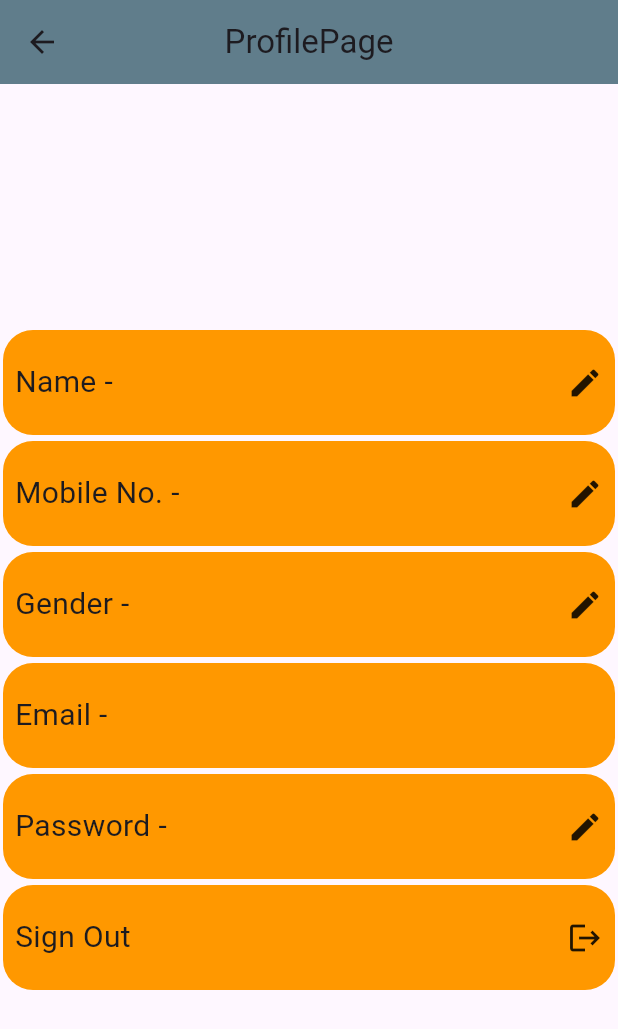
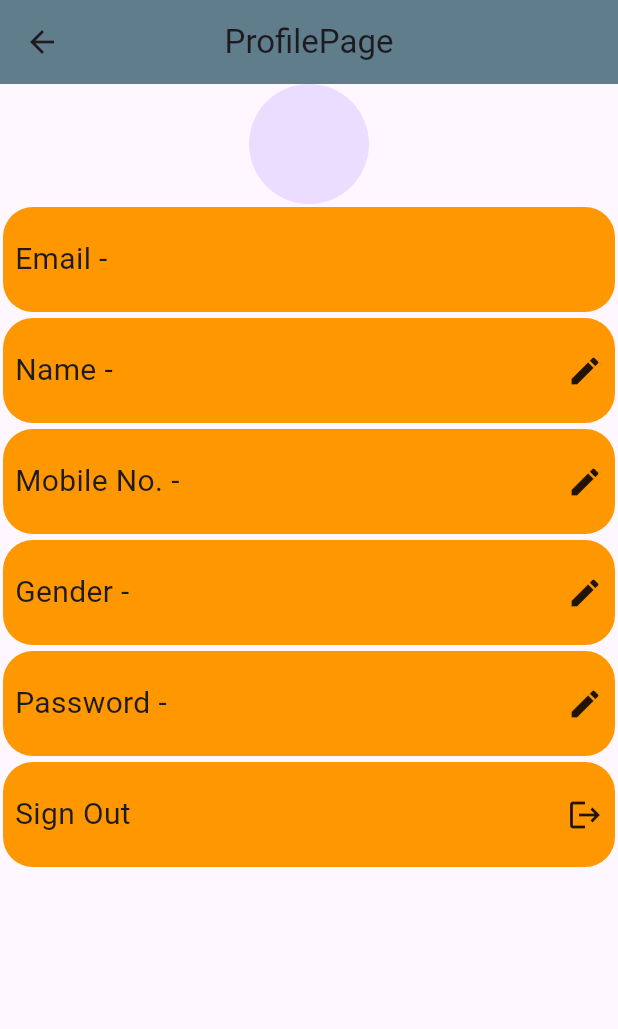
Before and after one commit to DineshSindhi/todo-app, a Flutter app: the ProfilePage screen opened directly, on a phone screen of 412 x 824 dp. Shown: the top 1029 px of the screen. Run offline on Flutter 3.47's test engine with Material 3 defaults, Android fonts, the phone set to English and light mode, and no system bars; our stand-ins replace cloud_firestore, firebase_auth, firebase_core, shared_preferences; accounts and stored records are empty; network calls fail.

Commit message:
todo app firebase

```diff
--- a/lib/data/model/user_model.dart
+++ b/lib/data/model/user_model.dart
@@ -1,18 +1,20 @@
 class UserModel{
+ String? uid;
  String? email;
  String? pass;
  String? mob;
  String? gender;
  String? name;
 
- UserModel({required this.email, required this.pass, required this.mob,required  this.gender, required this.name});
+ UserModel({required this.email, required this.pass, required this.mob,required  this.gender, required this.name,required this.uid});
   factory UserModel.fromDoc(Map<String,dynamic>doc){
     return UserModel(
         email: doc['email'],
         pass: doc['pass'],
         mob: doc['mob'],
         gender: doc['gender'],
-        name: doc['name']
+        name: doc['name'],
+      uid: doc['uid'],
     );
   }
 
@@ -23,6 +25,7 @@ class UserModel{
       'mob':mob,
       'gender':gender,
       'name':name,
+      'uid':uid,
     };
   }
 }
--- a/lib/main.dart
+++ b/lib/main.dart
@@ -1,5 +1,6 @@
 import 'package:firebase_core/firebase_core.dart';
 import 'package:flutter/material.dart';
+import 'package:todo_app/presentation/screens/home/profile_page.dart';
 import 'package:todo_app/presentation/screens/splash_screen/splash_page.dart';
 
 import 'firebase_options.dart';
--- a/lib/presentation/screens/home/profile_page.dart
+++ b/lib/presentation/screens/home/profile_page.dart
@@ -1,5 +1,6 @@
 import 'package:cloud_firestore/cloud_firestore.dart';
 import 'package:firebase_auth/firebase_auth.dart';
+import 'package:firebase_core/firebase_core.dart';
 import 'package:flutter/cupertino.dart';
 import 'package:flutter/material.dart';
 import 'package:flutter/widgets.dart';
@@ -10,34 +11,54 @@ import 'package:todo_app/presentation/screens/on_board/login_page.dart';
 
 class ProfilePage extends StatelessWidget {
   FirebaseFirestore fireStore =FirebaseFirestore.instance;
-  var controller=TextEditingController();
+  FirebaseAuth fireBaseAuth= FirebaseAuth.instance;
+  var controller =TextEditingController();
   @override
   Widget build(BuildContext context) {
-    fireStore.collection('users');
     return Scaffold(
       appBar: myAppBar('ProfilePage'),
-      body: Column(mainAxisAlignment: MainAxisAlignment.center,
-        crossAxisAlignment: CrossAxisAlignment.center,
+      body:StreamBuilder(
+        stream: fireStore.collection('users').where('uid',isEqualTo:fireBaseAuth.currentUser!.uid).snapshots(),
+        builder: (_, snapshot){
+          if(snapshot.connectionState==ConnectionState.waiting){
+            return Center(child: CircularProgressIndicator(),);
+          }else if(snapshot.hasError){
+            return Center(child:Text('${snapshot.error}'),);
+          }else if(snapshot.hasData){
+            return ListView.builder(
+              itemCount: snapshot.data!.size,
+              itemBuilder: (context, index) {
+                var mData=snapshot.data!.docs[index].data();
+                var eachData=UserModel.fromDoc(mData);
+                return Column(mainAxisAlignment: MainAxisAlignment.center,
                   children: [
-          myContainer('Name - ', (){
+                    SizedBox(
+                      height: 80,
+                      width: 80,
+                      child: CircleAvatar(
+                       // backgroundColor: Colors.black,
+                      ),
+                    ),
+                    myEmail('Email - ${eachData.email} '),
+                    myContainer('Name - ${eachData.name}', (){
                       showModalBottomSheet(context: context, builder: (c) {
-              return mySheet('Name', 'Name','Update Name',context);
+                        return mySheet('Name', 'Name','Update Name',context,'name');
                       },);
                     }, Icon(Icons.edit)),
-          myContainer('Mobile No. - ', (){
+                    myContainer('Mobile No. - ${eachData.mob}', (){
                       showModalBottomSheet(context: context, builder: (c) {
-              return mySheet('Mobile No.', 'Mobile No.', 'Update Mobile No.',context);
+                        return mySheet('Mobile No.', 'Mobile No.', 'Update Mobile No.',context,'mob');
                       },);
                     }, Icon(Icons.edit)),
-          myContainer('Gender - ', (){
+                    myContainer('Gender - ${eachData.gender}', (){
                       showModalBottomSheet(context: context, builder: (c) {
-              return mySheet('Gender', 'Gender', 'Update Gender',context);
+                        return mySheet('Gender', 'Gender', 'Update Gender',context,'gender');
                       },);
                     }, Icon(Icons.edit)),
-          myEmail('Email - '),
-          myContainer('Password - ', (){
+
+                    myContainer('Password - ${eachData.pass}', (){
                       showModalBottomSheet(context: context, builder: (c) {
-              return mySheet('Password', 'Password', ' Update Password',context);
+                        return mySheet('Password', 'Password', ' Update Password',context,'pass');
                       },);
                     }, Icon(Icons.edit)),
                     myContainer('Sign Out', (){
@@ -50,6 +71,12 @@ class ProfilePage extends StatelessWidget {
                     }, Icon(Icons.logout)),
                   ],
                 )
+                ;},);
+          }
+          return Container();
+        },
+      ),
+
     );
   }
 
@@ -75,9 +102,9 @@ class ProfilePage extends StatelessWidget {
       ),
     );
   }
-  Widget mySheet(String titleText, String lable,String buttonText, BuildContext context ) {
+  Widget mySheet(String titleText, String lable,String buttonText, BuildContext context,String valueText ) {
     return Container(
-        height: 300,
+        height: 250,
         decoration: BoxDecoration(
             color: Colors.blueGrey.shade300,
             borderRadius: BorderRadius.vertical(top: Radius.circular(20))
@@ -88,6 +115,7 @@ class ProfilePage extends StatelessWidget {
               Text(titleText,style: TextStyle(fontSize: 30,color: Colors.white),),
               SizedBox(height: 10,),
               TextField(controller: controller,
+                style: TextStyle(color: Colors.white),
                 decoration: InputDecoration(
                     label: Text(lable),
                     labelStyle: TextStyle(color: Colors.white),
@@ -99,6 +127,9 @@ class ProfilePage extends StatelessWidget {
               Row(mainAxisAlignment: MainAxisAlignment.spaceEvenly,
                 children: [
                   ElevatedButton(onPressed: (){
+                    fireStore.collection('users').add({
+                      '$valueText':controller.text.toString(),
+                    });
                     Navigator.pop(context);
                   }, child: Text(buttonText,style: TextStyle(color: Colors.white,fontSize: 20),),style: ElevatedButton.styleFrom(
                   backgroundColor: Colors.blueGrey,)),
@@ -129,28 +160,46 @@ myEmail(String text){
     ),
   );
 }
-//  Expanded(
-//             child: StreamBuilder(
-//               stream: fireStore.collection('users').snapshots(),
-//               builder: (_, snapshot){
-//                 if(snapshot.connectionState==ConnectionState.waiting){
-//                   return Center(child: CircularProgressIndicator(),);
-//                 }else if(snapshot.hasError){
-//                   return Center(child:Text('${snapshot.error}'),);
-//                 }else if(snapshot.hasData){
-//                   return ListView.builder(
-//                     itemCount: snapshot.data!.size,
-//                     itemBuilder: (context, index) {
-//                       var mData=snapshot.data!.docs[index].data();
-//                       var eachData=UserModel.fromDoc(mData);
-//                       return Column(
-//                         children: [
-//                           //Text('${eachData}'),
-//                         ],
-//                       )
-//                       ;},);
-//                 }
-//                 return Container();
-//               },
-//             ),
+
+
+
+
+
+// Column(mainAxisAlignment: MainAxisAlignment.center,
+//         crossAxisAlignment: CrossAxisAlignment.center,
+//         children: [
+//           CircleAvatar(
+//             backgroundColor: Colors.black,
 //           ),
+//           myEmail('Email - '),
+//           myContainer('Name - ', (){
+//             showModalBottomSheet(context: context, builder: (c) {
+//               return mySheet('Name', 'Name','Update Name',context);
+//             },);
+//           }, Icon(Icons.edit)),
+//           myContainer('Mobile No. - ', (){
+//             showModalBottomSheet(context: context, builder: (c) {
+//               return mySheet('Mobile No.', 'Mobile No.', 'Update Mobile No.',context);
+//             },);
+//           }, Icon(Icons.edit)),
+//           myContainer('Gender - ', (){
+//             showModalBottomSheet(context: context, builder: (c) {
+//               return mySheet('Gender', 'Gender', 'Update Gender',context);
+//             },);
+//           }, Icon(Icons.edit)),
+//
+//           myContainer('Password - ', (){
+//             showModalBottomSheet(context: context, builder: (c) {
+//               return mySheet('Password', 'Password', ' Update Password',context);
+//             },);
+//           }, Icon(Icons.edit)),
+//           myContainer('Sign Out', (){
+//             final firBaseAuth=FirebaseAuth.instance;
+//             firBaseAuth.signOut().then((value){
+//               Navigator.pushReplacement(context, MaterialPageRoute(builder: (context) => LoginPage(),));
+//             },onError: (e){
+//               print(e);
+//             });
+//           }, Icon(Icons.logout)),
+//         ],
+//       )
--- a/lib/presentation/screens/home/todo_page.dart
+++ b/lib/presentation/screens/home/todo_page.dart
@@ -170,6 +170,7 @@ class _TodoPageState extends State<TodoPage> {
               Text(isUpdate ? 'Update Todo' : 'Todo',
                 style: TextStyle(fontSize: 30,color: Colors.white),),
               TextField(controller: titController,
+                style: TextStyle(color: Colors.white),
                 decoration: InputDecoration(
                   labelStyle: TextStyle(color: Colors.white),
                     label: Text('Enter Title'),
@@ -179,6 +180,7 @@ class _TodoPageState extends State<TodoPage> {
                 ),),
               SizedBox(height: 10,),
               TextField(controller: taskDescController,
+                style: TextStyle(color: Colors.white),
                 decoration: InputDecoration(
                     label: Text('Enter TaskDesc'),
                     labelStyle: TextStyle(color: Colors.white),
```
Also changed, not shown: lib/domain/ui_helper.dart (+20 -1 lines), lib/presentation/screens/on_board/login_page.dart (+9 -5 lines), lib/presentation/screens/on_board/sign_up_page.dart (+8 -9 lines). Lines whose indentation alone changed are shown as unchanged.
